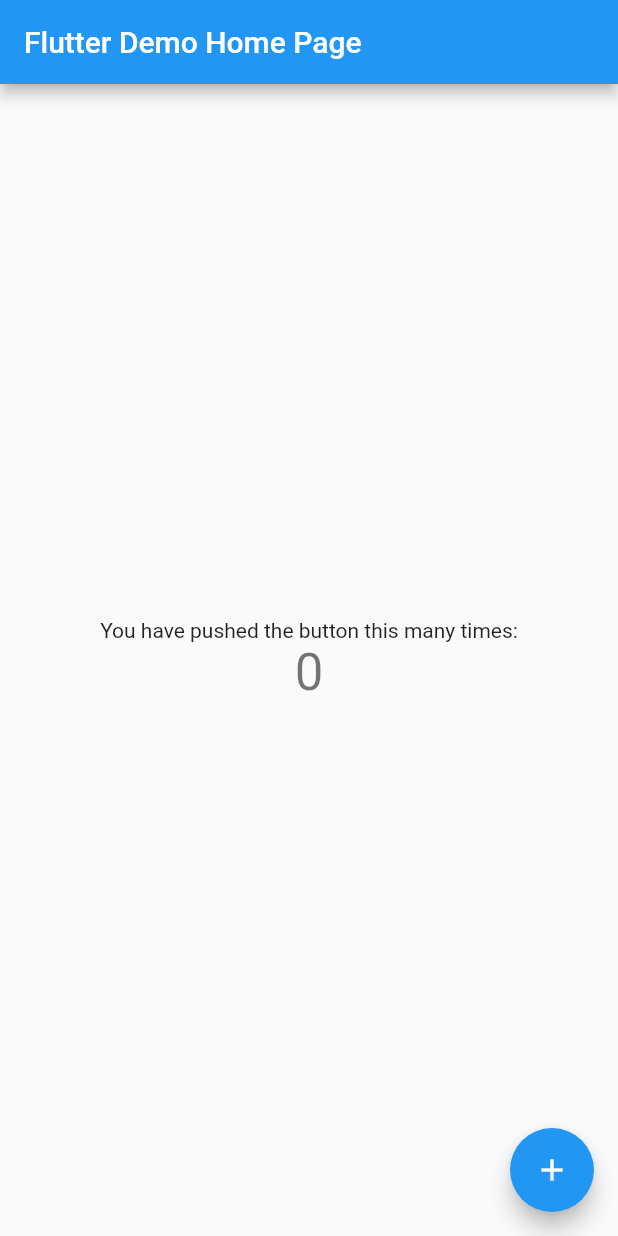
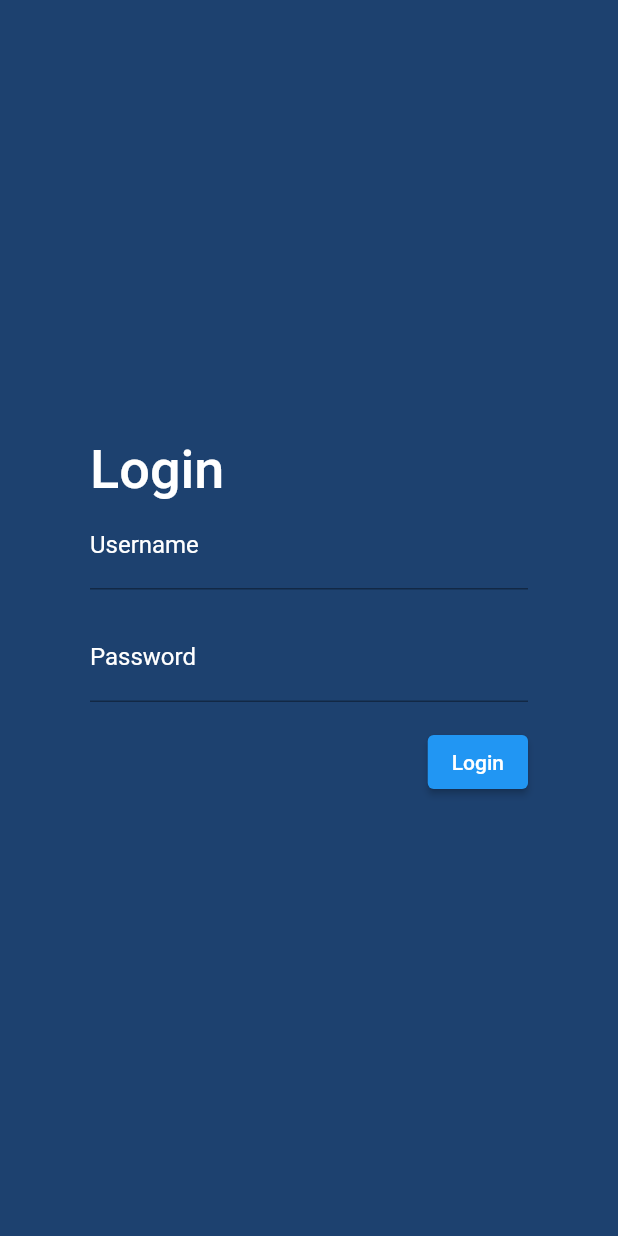
Before and after one commit to BellyMeister/NoteFlutterApp, a Flutter app: the screen it shows after launch, on a phone screen of 412 x 824 dp. Run offline on Flutter 3.47's test engine with Material 2 defaults, Android fonts, the light colour scheme and no system bars.

Commit message:
Login første udkast

```diff
--- /dev/null
+++ b/lib/login.dart
@@ -0,0 +1,81 @@
+import 'dart:developer';
+
+import 'package:flutter/material.dart';
+
+class Login extends StatelessWidget {
+  Login({
+    Key key,
+  }) : super(key: key);
+
+  final username = TextEditingController();
+  final password = TextEditingController();
+
+  void login() {
+    print(username.text);
+    print(password.text);
+  }
+
+  @override
+  Widget build(BuildContext context) {
+    return Scaffold(
+      backgroundColor: const Color(0xFF1D416F),
+      body: Padding(
+        padding: const EdgeInsets.all(60.0),
+        child: Column(
+          mainAxisAlignment: MainAxisAlignment.center,
+          crossAxisAlignment: CrossAxisAlignment.start,
+          children: <Widget>[
+            Row(
+              children: [
+                Center(
+                  child: Text(
+                    'Login',
+                    style: Theme.of(context).textTheme.headline6,
+                  ),
+                ),
+              ],
+            ),
+            TextFormField(
+              style: TextStyle(color: Colors.white),
+              controller: username,
+              decoration: InputDecoration(
+                labelText: "Username",
+                fillColor: Colors.white,
+                labelStyle: TextStyle(color: Colors.white),
+                focusedBorder: OutlineInputBorder(
+                  borderSide: const BorderSide(color: Colors.white, width: 2.0),
+                  borderRadius: BorderRadius.circular(25.0),
+                ),
+              ),
+            ),
+            Padding(
+              padding: const EdgeInsets.symmetric(vertical: 16.0),
+              child: TextFormField(
+                style: TextStyle(color: Colors.white),
+                controller: password,
+                obscureText: true,
+                decoration: InputDecoration(
+                  labelText: "Password",
+                  labelStyle: TextStyle(color: Colors.white),
+                  fillColor: Colors.white,
+                  focusedBorder: OutlineInputBorder(
+                    borderSide:
+                        const BorderSide(color: Colors.white, width: 2.0),
+                    borderRadius: BorderRadius.circular(25.0),
+                  ),
+                ),
+              ),
+            ),
+            Align(
+              alignment: Alignment.topRight,
+              child: ElevatedButton(
+                child: Text('Login'),
+                onPressed: () => {login()},
+              ),
+            ),
+          ],
+        ),
+      ),
+    );
+  }
+}
--- a/lib/main.dart
+++ b/lib/main.dart
@@ -1,4 +1,5 @@
 import 'package:flutter/material.dart';
+import 'package:note_flutter_app/login.dart';
 
 void main() {
   runApp(MyApp());
@@ -20,9 +21,15 @@
         // or simply save your changes to "hot reload" in a Flutter IDE).
         // Notice that the counter didn't reset back to zero; the application
         // is not restarted.
+        textTheme: TextTheme(
+          headline6: TextStyle(
+            fontSize: 36.0,
+            color: Colors.white,
+          ),
+        ),
         primarySwatch: Colors.blue,
       ),
-      home: MyHomePage(title: 'Flutter Demo Home Page'),
+      home: Login(),
     );
   }
 }
```
